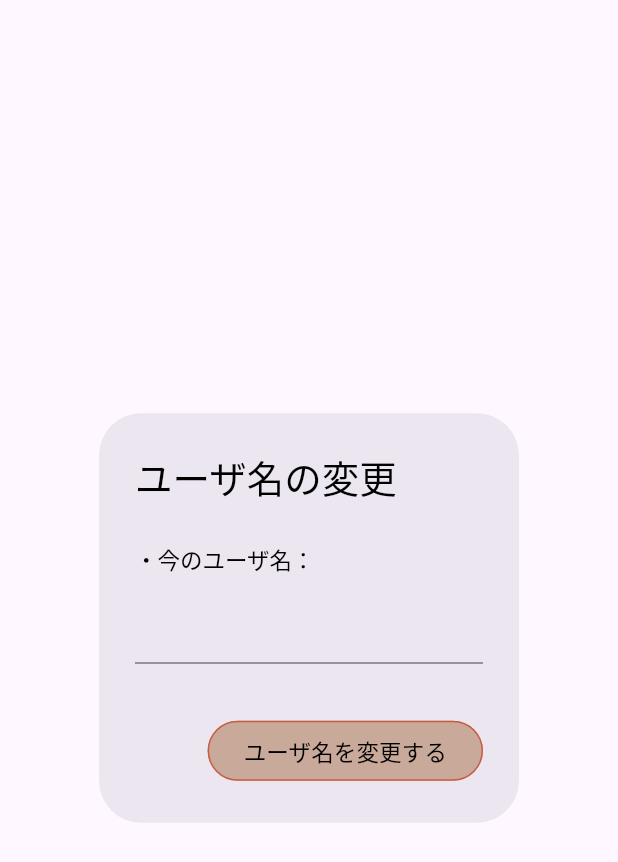
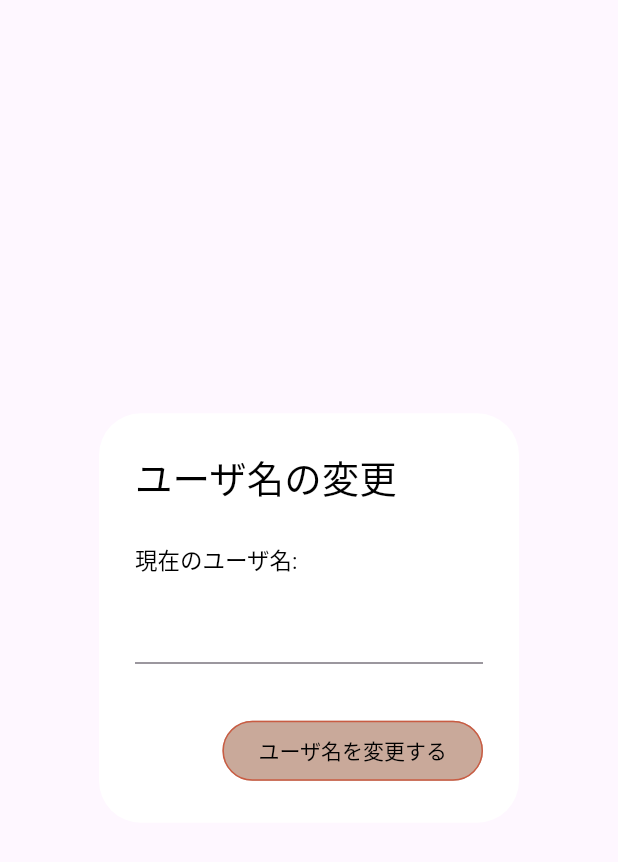
Before and after one commit to TikTakSick/cook-helper, a Flutter app: the UpdatingUserNameDialog widget shown alone on an empty page, opened directly, on a phone screen of 412 x 824 dp. Shown: the top 862 px of the screen. Run offline on Flutter 3.47's test engine with Material 3 defaults, Android fonts, the phone set to English and light mode, and no system bars; our stand-ins replace firebase_auth, firebase_core, gap; accounts and stored records are empty; network calls fail.

Commit message:
add changes to dialog and BottomNavagationBarItem

```diff
--- a/mobile_app/lib/view/dialogs/updating_user_name_dialog.dart
+++ b/mobile_app/lib/view/dialogs/updating_user_name_dialog.dart
@@ -27,33 +27,34 @@ class _UpdatingUserNameDialogState extends State<UpdatingUserNameDialog> {
   @override
   Widget build(BuildContext context) {
     return AlertDialog(
+      surfaceTintColor: CommonColors.dialogBackgroundColor,
+      backgroundColor: CommonColors.dialogBackgroundColor,
       titleTextStyle: CommonTextStyle.dialogTitleTextStyle,
       contentTextStyle: CommonTextStyle.dialogContentTextStyle,
       title: const Text("ユーザ名の変更"),
-      content: Container(
+      content: SizedBox(
           height: 100,
           child:
               Column(crossAxisAlignment: CrossAxisAlignment.start, children: [
             const Gap(10),
-            Text("・今のユーザ名： ${user.displayName}"),
+            Text("現在のユーザ名:  ${user.displayName}"),
             const Gap(10),
             TextFormField(controller: userNameController)
           ])),
       actions: [
         OutlinedButton(
             style: DialogButton.style,
+            onPressed: () {
               // ユーザ名変更の操作を行う.
-          onPressed: () {
               bool result = DialogController()
                   .updateUserName(userName: userNameController.text);
+              // ユーザ名変更捜査の結果を表示する．
               Navigator.pop(context);
-            // ユーザ名変更捜査の結果を表示する．
               DialogController().showUpdatingUserNameResultDialog(
                   context: context, result: result);
             },
             child: const Text('ユーザ名を変更する',
-              style: CommonTextStyle.dialogContentTextStyle),
-        )
+                style: CommonTextStyle.dialogButtonTextStyle))
       ],
     );
   }
--- a/mobile_app/lib/view/ui_settings/ui_buttonstyles.dart
+++ b/mobile_app/lib/view/ui_settings/ui_buttonstyles.dart
@@ -25,5 +25,6 @@ class SettingPageButton {
 class DialogButton {
   static ButtonStyle style = OutlinedButton.styleFrom(
       backgroundColor: CommonColors.primaryColor,
+      textStyle: const TextStyle(color: CommonColors.textColor),
       side: const BorderSide(color: CommonColors.subprimaryColor));
 }
--- a/mobile_app/lib/view/ui_settings/ui_colors.dart
+++ b/mobile_app/lib/view/ui_settings/ui_colors.dart
@@ -3,6 +3,7 @@ import 'package:flutter/material.dart';
 class CommonColors {
   static const Color textColor = Colors.black;
   static const Color pageBackgroundColor = Color.fromARGB(255, 248, 237, 216);
+  static const Color dialogBackgroundColor = Colors.white;
 
   static const MaterialColor primaryColor =
       MaterialColor(0xFFC9A99A, <int, Color>{
--- a/mobile_app/lib/view/ui_settings/ui_textstyles.dart
+++ b/mobile_app/lib/view/ui_settings/ui_textstyles.dart
@@ -16,6 +16,9 @@ class CommonTextStyle {
   // Button・NavigationBarItem TextStyle
   static const TextStyle elevatedButtonTextStyle = TextStyle(fontSize: 18);
 
+  static const TextStyle dialogButtonTextStyle =
+      TextStyle(color: CommonColors.textColor);
+
   static const TextStyle bottomNavigationBarItemLabelTextStyle =
-      TextStyle(fontSize: 15);
+      TextStyle(fontSize: 17, color: CommonColors.textColor);
 }
--- a/mobile_app/pubspec.yaml
+++ b/mobile_app/pubspec.yaml
@@ -41,6 +41,7 @@ dependencies:
   firebase_ui_auth: ^1.14.0
   google_sign_in: ^6.2.1
   gap: ^3.0.1
+  flutter_riverpod: ^2.5.1
 
 dev_dependencies:
   flutter_test:
```
Also changed, not shown: mobile_app/lib/view/dialogs/show_result_dialog.dart (+15 -11 lines), mobile_app/lib/view/pages/home_page.dart (+13 -14 lines), mobile_app/lib/view/pages/recipe_selected_randomly.dart (added, +8 -0 lines), mobile_app/pubspec.lock. Lines whose indentation alone changed are shown as unchanged.
